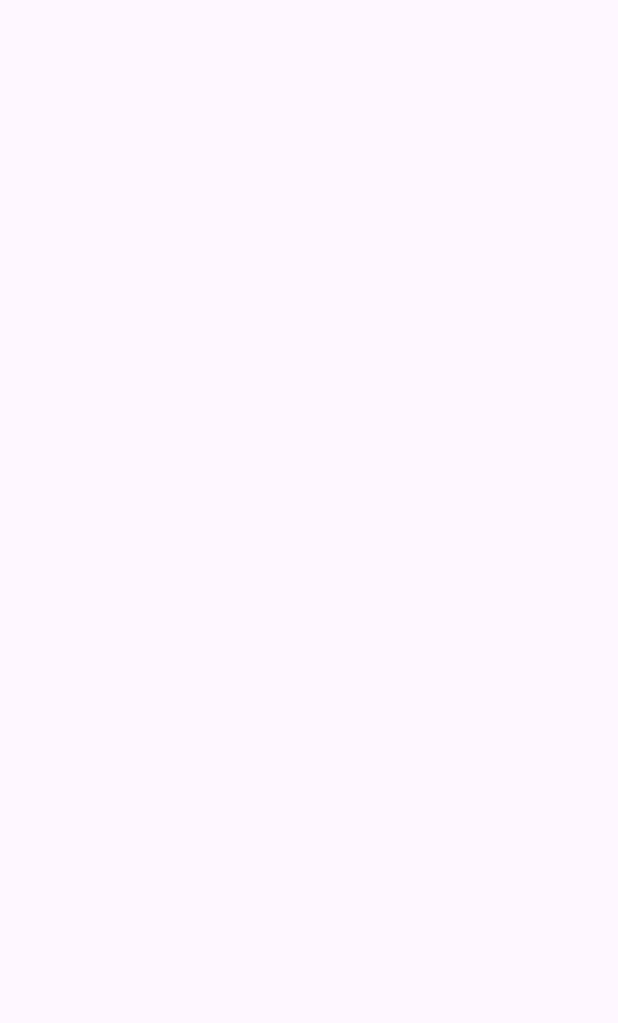
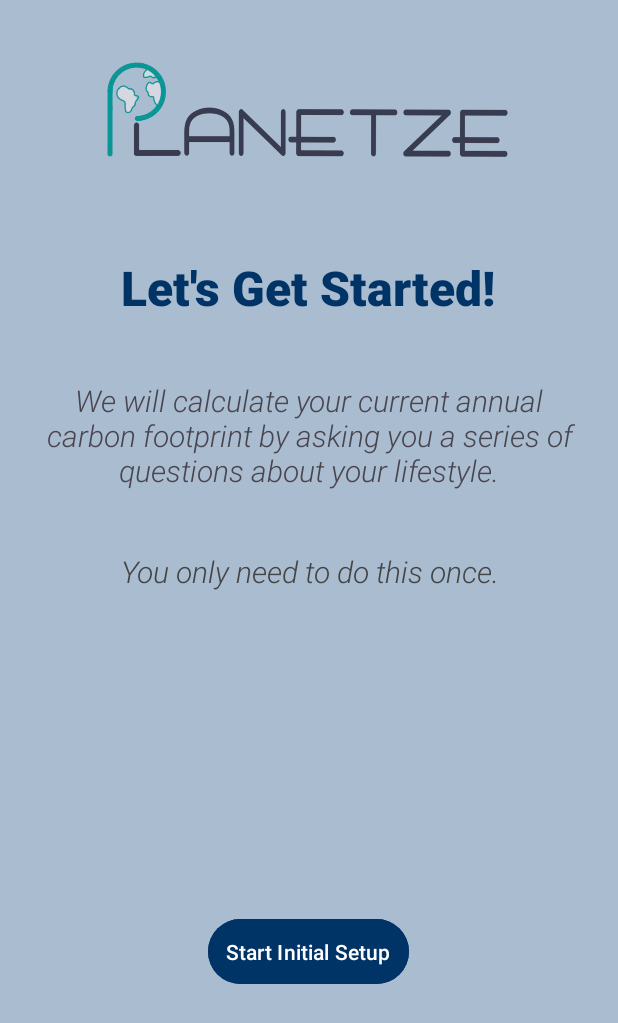
Before and after one commit to Satwik934/CSCB07-Planetze-86, an Android app: the Onboarding screen opened directly, with no data from a screen before it, on a phone screen of 412 x 824 dp. Before the commit the part shown is empty. Shown: the top 1023 px of the screen. Run offline under Robolectric (Android 15) with nearby library versions, the phone set to English and light mode, and no system bars.

Commit message:
feat: added onboarding frontend

```diff
--- a/app/src/main/res/layout/activity_onboarding.xml
+++ b/app/src/main/res/layout/activity_onboarding.xml
@@ -5,6 +5,90 @@
     android:id="@+id/main"
     android:layout_width="match_parent"
     android:layout_height="match_parent"
+    android:background="#A9BCD0"
     tools:context=".Onboarding">
 
+    <!-- Logo -->
+    <ImageView
+        android:id="@+id/logo"
+        android:layout_width="293dp"
+        android:layout_height="70dp"
+        android:layout_marginTop="40dp"
+        android:contentDescription="Planetze Logo"
+        android:src="@drawable/planet"
+        app:layout_constraintEnd_toEndOf="parent"
+        app:layout_constraintStart_toStartOf="parent"
+        app:layout_constraintTop_toTopOf="parent" />
+
+    <!-- "Let's Get Started!" -->
+
+    <!-- Explanation Box 1 -->
+    <TextView
+        android:id="@+id/textView"
+        android:layout_width="wrap_content"
+        android:layout_height="wrap_content"
+        android:layout_marginTop="48dp"
+        android:fontFamily="sans-serif-medium"
+        android:gravity="center"
+        android:padding="12dp"
+        android:text="Let's Get Started!"
+        android:textColor="#003366"
+        android:textSize="32sp"
+        android:textStyle="bold"
+        app:layout_constraintEnd_toEndOf="parent"
+        app:layout_constraintHorizontal_bias="0.496"
+        app:layout_constraintStart_toStartOf="parent"
+        app:layout_constraintTop_toBottomOf="@id/logo" />
+
+    <TextView
+        android:id="@+id/textView9"
+        android:layout_width="0dp"
+        android:layout_height="wrap_content"
+        android:layout_marginStart="16dp"
+        android:layout_marginTop="16dp"
+        android:layout_marginEnd="16dp"
+        android:fontFamily="sans-serif-light"
+        android:gravity="center"
+        android:padding="12dp"
+        android:text="We will calculate your current annual carbon footprint by asking you a series of questions about your lifestyle."
+        android:textColorLink="#1B1B1E"
+        android:textSize="20sp"
+        android:textStyle="italic"
+        app:layout_constraintEnd_toEndOf="parent"
+        app:layout_constraintStart_toStartOf="parent"
+        app:layout_constraintTop_toBottomOf="@id/textView" />
+
+    <!-- Explanation Box 2 -->
+    <TextView
+        android:id="@+id/textView10"
+        android:layout_width="0dp"
+        android:layout_height="wrap_content"
+        android:layout_marginStart="16dp"
+        android:layout_marginEnd="16dp"
+        android:layout_marginTop="16dp"
+        android:padding="12dp"
+        android:gravity="center"
+        android:text="You only need to do this once."
+        android:textColor="#444444"
+        android:textSize="20sp"
+        android:fontFamily="sans-serif-light"
+        android:textStyle="italic"
+        app:layout_constraintEnd_toEndOf="parent"
+        app:layout_constraintStart_toStartOf="parent"
+        app:layout_constraintTop_toBottomOf="@id/textView9" />
+
+    <!-- Start Button -->
+    <Button
+        android:id="@+id/button"
+        android:layout_width="wrap_content"
+        android:layout_height="wrap_content"
+        android:layout_marginBottom="164dp"
+        android:backgroundTint="#003366"
+        android:padding="12dp"
+        android:text="Start Initial Setup"
+        android:textColor="#FFFFFF"
+        app:layout_constraintBottom_toBottomOf="parent"
+        app:layout_constraintEnd_toEndOf="parent"
+        app:layout_constraintHorizontal_bias="0.498"
+        app:layout_constraintStart_toStartOf="parent" />
 </androidx.constraintlayout.widget.ConstraintLayout>
```
